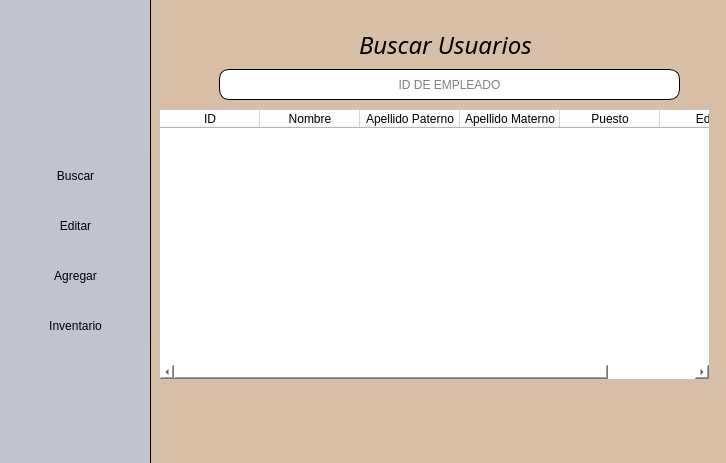
Before: the Qt Designer form RestAu/gerente.ui in DonaldReac/RestaurantProyect, drawn with Qt 5.
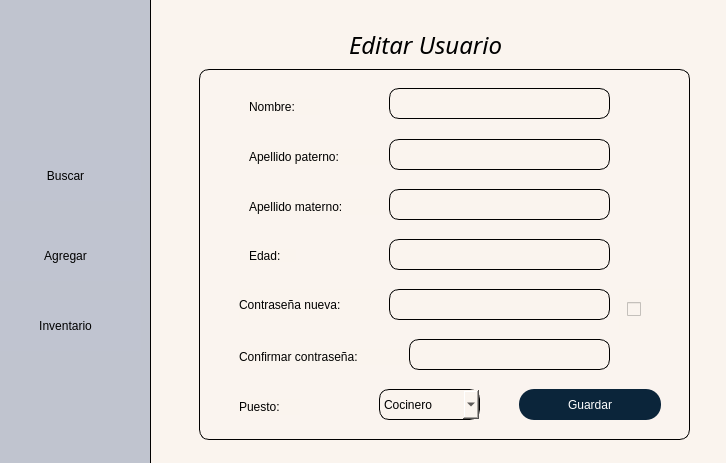
After: the same form once the commit is applied. The open tabs and pages were chosen to show the change. Icons and pictures are not drawn.

The edit to the form file:
```diff
--- a/RestAu/gerente.ui
+++ b/RestAu/gerente.ui
@@ -16,9 +16,9 @@
   <widget class="QStackedWidget" name="stackedWidget">
    <property name="geometry">
     <rect>
-     <x>0</x>
+     <x>-10</x>
      <y>-10</y>
-     <width>151</width>
+     <width>161</width>
      <height>481</height>
     </rect>
    </property>
@@ -53,6 +53,9 @@
        <height>51</height>
       </rect>
      </property>
+     <property name="styleSheet">
+      <string notr="true"/>
+     </property>
      <property name="text">
       <string>Buscar</string>
      </property>
@@ -67,38 +70,18 @@
       </size>
      </property>
     </widget>
-    <widget class="QPushButton" name="Editar">
-     <property name="geometry">
-      <rect>
-       <x>0</x>
-       <y>210</y>
-       <width>151</width>
-       <height>51</height>
-      </rect>
-     </property>
-     <property name="text">
-      <string>Editar</string>
-     </property>
-     <property name="icon">
-      <iconset resource="Img.qrc">
-       <normaloff>:/img/Iconos/editar.png</normaloff>:/img/Iconos/editar.png</iconset>
-     </property>
-     <property name="iconSize">
-      <size>
-       <width>35</width>
-       <height>35</height>
-      </size>
-     </property>
-    </widget>
     <widget class="QPushButton" name="Agregar">
      <property name="geometry">
       <rect>
        <x>0</x>
-       <y>260</y>
+       <y>240</y>
        <width>151</width>
        <height>51</height>
       </rect>
      </property>
+     <property name="styleSheet">
+      <string notr="true"/>
+     </property>
      <property name="text">
       <string>Agregar</string>
      </property>
@@ -178,7 +161,7 @@
     <widget class="QLabel" name="label">
      <property name="geometry">
       <rect>
-       <x>0</x>
+       <x>10</x>
        <y>20</y>
        <width>151</width>
        <height>81</height>
@@ -195,21 +178,28 @@
      </property>
     </widget>
    </widget>
-   <widget class="QWidget" name="page_2"/>
+   <widget class="QWidget" name="page_2">
+    <property name="styleSheet">
+     <string notr="true"/>
+    </property>
+   </widget>
   </widget>
   <widget class="QStackedWidget" name="stackedWidget_2">
    <property name="geometry">
     <rect>
-     <x>149</x>
+     <x>139</x>
      <y>-11</y>
-     <width>581</width>
+     <width>591</width>
      <height>481</height>
     </rect>
    </property>
+   <property name="layoutDirection">
+    <enum>Qt::RightToLeft</enum>
+   </property>
    <property name="styleSheet">
-    <string notr="true">background-color: rgb(255, 255, 255);</string>
+    <string notr="true">background-color: #faf4ee;</string>
    </property>
-   <widget class="QWidget" name="page_3">
+   <widget class="QWidget" name="BuscarUsuario">
     <property name="styleSheet">
      <string notr="true">QPushButton
 {
@@ -223,151 +213,10 @@
 }
 #page_3
 {
-	background-color: rgb(217, 190, 167);
+	background-color: #faf4ee;
 }
 </string>
     </property>
-    <widget class="QTableWidget" name="TablaUsuarios">
-     <property name="geometry">
-      <rect>
-       <x>10</x>
-       <y>120</y>
-       <width>551</width>
-       <height>271</height>
-      </rect>
-     </property>
-     <property name="styleSheet">
-      <string notr="true">background-color: rgb(255, 255, 255);
-
-</string>
-     </property>
-     <column>
-      <property name="text">
-       <string>ID</string>
-      </property>
-      <property name="background">
-       <color>
-        <red>0</red>
-        <green>0</green>
-        <blue>0</blue>
-       </color>
-      </property>
-      <property name="foreground">
-       <brush brushstyle="SolidPattern">
-        <color alpha="255">
-         <red>0</red>
-         <green>0</green>
-         <blue>0</blue>
-        </color>
-       </brush>
-      </property>
-     </column>
-     <column>
-      <property name="text">
-       <string>Nombre</string>
-      </property>
-      <property name="background">
-       <color>
-        <red>0</red>
-        <green>0</green>
-        <blue>0</blue>
-       </color>
-      </property>
-      <property name="foreground">
-       <brush brushstyle="SolidPattern">
-        <color alpha="255">
-         <red>0</red>
-         <green>0</green>
-         <blue>0</blue>
-        </color>
-       </brush>
-      </property>
-     </column>
-     <column>
-      <property name="text">
-       <string>Apellido Paterno</string>
-      </property>
-      <property name="background">
-       <color>
-        <red>0</red>
-        <green>0</green>
-        <blue>0</blue>
-       </color>
-      </property>
-      <property name="foreground">
-       <brush brushstyle="SolidPattern">
-        <color alpha="255">
-         <red>0</red>
-         <green>0</green>
-         <blue>0</blue>
-        </color>
-       </brush>
-      </property>
-     </column>
-     <column>
-      <property name="text">
-       <string>Apellido Materno</string>
-      </property>
-      <property name="background">
-       <color>
-        <red>0</red>
-        <green>0</green>
-        <blue>0</blue>
-       </color>
-      </property>
-      <property name="foreground">
-       <brush brushstyle="SolidPattern">
-        <color alpha="255">
-         <red>0</red>
-         <green>0</green>
-         <blue>0</blue>
-        </color>
-       </brush>
-      </property>
-     </column>
-     <column>
-      <property name="text">
-       <string>Puesto</string>
-      </property>
-      <property name="background">
-       <color>
-        <red>0</red>
-        <green>0</green>
-        <blue>0</blue>
-       </color>
-      </property>
-      <property name="foreground">
-       <brush brushstyle="SolidPattern">
-        <color alpha="255">
-         <red>0</red>
-         <green>0</green>
-         <blue>0</blue>
-        </color>
-       </brush>
-      </property>
-     </column>
-     <column>
-      <property name="text">
-       <string>Edad</string>
-      </property>
-      <property name="background">
-       <color>
-        <red>0</red>
-        <green>0</green>
-        <blue>0</blue>
-       </color>
-      </property>
-      <property name="foreground">
-       <brush brushstyle="SolidPattern">
-        <color alpha="255">
-         <red>0</red>
-         <green>0</green>
-         <blue>0</blue>
-        </color>
-       </brush>
-      </property>
-     </column>
-    </widget>
     <widget class="QLabel" name="label_2">
      <property name="geometry">
       <rect>
@@ -398,7 +247,7 @@
       <rect>
        <x>70</x>
        <y>80</y>
-       <width>461</width>
+       <width>391</width>
        <height>31</height>
       </rect>
      </property>
@@ -438,12 +287,881 @@
       <bool>false</bool>
      </property>
     </widget>
+    <widget class="QPushButton" name="Editar">
+     <property name="geometry">
+      <rect>
+       <x>480</x>
+       <y>60</y>
+       <width>81</width>
+       <height>51</height>
+      </rect>
+     </property>
+     <property name="focusPolicy">
+      <enum>Qt::NoFocus</enum>
+     </property>
+     <property name="styleSheet">
+      <string notr="true">QPushButton{
+background-color: rgba(255, 255, 255, 10);}
+
+QPushButton:Hover{
+	background-color: rgb(223, 138, 19);
+}
+
+QPushButton:focus:pressed{ background-color:white ;
+color: black; }</string>
+     </property>
+     <property name="text">
+      <string/>
+     </property>
+     <property name="icon">
+      <iconset resource="Img.qrc">
+       <normaloff>:/img/Iconos/editar.png</normaloff>:/img/Iconos/editar.png</iconset>
+     </property>
+     <property name="iconSize">
+      <size>
+       <width>35</width>
+       <height>35</height>
+      </size>
+     </property>
+    </widget>
+    <widget class="QTableWidget" name="tableusuario">
+     <property name="enabled">
+      <bool>true</bool>
+     </property>
+     <property name="geometry">
+      <rect>
+       <x>30</x>
+       <y>140</y>
+       <width>541</width>
+       <height>291</height>
+      </rect>
+     </property>
+     <property name="minimumSize">
+      <size>
+       <width>541</width>
+       <height>0</height>
+      </size>
+     </property>
+     <property name="mouseTracking">
+      <bool>true</bool>
+     </property>
+     <property name="contextMenuPolicy">
+      <enum>Qt::DefaultContextMenu</enum>
+     </property>
+     <property name="acceptDrops">
+      <bool>true</bool>
+     </property>
+     <property name="layoutDirection">
+      <enum>Qt::LeftToRight</enum>
+     </property>
+     <property name="styleSheet">
+      <string notr="true">background-color: white;</string>
+     </property>
+     <property name="frameShape">
+      <enum>QFrame::StyledPanel</enum>
+     </property>
+     <attribute name="horizontalHeaderHighlightSections">
+      <bool>true</bool>
+     </attribute>
+     <column>
+      <property name="text">
+       <string notr="true">Id</string>
+      </property>
+     </column>
+     <column>
+      <property name="text">
+       <string>Nombre</string>
+      </property>
+     </column>
+     <column>
+      <property name="text">
+       <string>Apellido paterno</string>
+      </property>
+     </column>
+     <column>
+      <property name="text">
+       <string>Apellido materno</string>
+      </property>
+     </column>
+     <column>
+      <property name="text">
+       <string>Puesto</string>
+      </property>
+     </column>
+     <column>
+      <property name="text">
+       <string>Edad</string>
+      </property>
+     </column>
+    </widget>
     <zorder>label_4</zorder>
-    <zorder>TablaUsuarios</zorder>
     <zorder>label_2</zorder>
     <zorder>lineEdit</zorder>
+    <zorder>Editar</zorder>
+    <zorder>tableusuario</zorder>
    </widget>
-   <widget class="QWidget" name="page_4"/>
+   <widget class="QWidget" name="EditarUsuario">
+    <property name="styleSheet">
+     <string notr="true">QPushButton
+{
+  border:0px solid gray;
+  padding: 0 8px;
+	background-color: rgb(159, 126, 101);
+}
+QPushButton:hover
+{
+	background-color: rgb(223, 138, 19);	
+}
+#page_4
+{
+	background-color: #faf4ee;
+}</string>
+    </property>
+    <widget class="QLabel" name="label_12">
+     <property name="geometry">
+      <rect>
+       <x>210</x>
+       <y>40</y>
+       <width>181</width>
+       <height>31</height>
+      </rect>
+     </property>
+     <property name="font">
+      <font>
+       <family>Caviar Dreams</family>
+       <pointsize>18</pointsize>
+       <weight>50</weight>
+       <italic>true</italic>
+       <bold>false</bold>
+      </font>
+     </property>
+     <property name="styleSheet">
+      <string notr="true">background-color: rgba(255, 255, 255,0);</string>
+     </property>
+     <property name="text">
+      <string>Editar Usuario</string>
+     </property>
+    </widget>
+    <widget class="QLabel" name="label_13">
+     <property name="geometry">
+      <rect>
+       <x>60</x>
+       <y>80</y>
+       <width>491</width>
+       <height>371</height>
+      </rect>
+     </property>
+     <property name="styleSheet">
+      <string notr="true">background-color: rgba(255, 255, 255, 10);
+border: 1px solid; 
+border-radius: 10px;</string>
+     </property>
+     <property name="text">
+      <string/>
+     </property>
+    </widget>
+    <widget class="QLabel" name="label_14">
+     <property name="geometry">
+      <rect>
+       <x>110</x>
+       <y>110</y>
+       <width>71</width>
+       <height>16</height>
+      </rect>
+     </property>
+     <property name="styleSheet">
+      <string notr="true">QLabel{
+font:13pt  &quot;CaviarDreams_BoldItalic&quot;;
+}</string>
+     </property>
+     <property name="text">
+      <string>Nombre:</string>
+     </property>
+    </widget>
+    <widget class="QLabel" name="label_15">
+     <property name="geometry">
+      <rect>
+       <x>110</x>
+       <y>160</y>
+       <width>131</width>
+       <height>16</height>
+      </rect>
+     </property>
+     <property name="styleSheet">
+      <string notr="true">QLabel{
+font:13pt  &quot;CaviarDreams_BoldItalic&quot;;
+}</string>
+     </property>
+     <property name="text">
+      <string>Apellido paterno:</string>
+     </property>
+    </widget>
+    <widget class="QLabel" name="label_16">
+     <property name="geometry">
+      <rect>
+       <x>110</x>
+       <y>210</y>
+       <width>131</width>
+       <height>16</height>
+      </rect>
+     </property>
+     <property name="styleSheet">
+      <string notr="true">QLabel{
+font:13pt  &quot;CaviarDreams_BoldItalic&quot;;
+}</string>
+     </property>
+     <property name="text">
+      <string>Apellido materno:</string>
+     </property>
+    </widget>
+    <widget class="QLabel" name="label_17">
+     <property name="geometry">
+      <rect>
+       <x>110</x>
+       <y>260</y>
+       <width>47</width>
+       <height>13</height>
+      </rect>
+     </property>
+     <property name="styleSheet">
+      <string notr="true">QLabel{
+font:13pt  &quot;CaviarDreams_BoldItalic&quot;;
+}</string>
+     </property>
+     <property name="text">
+      <string>Edad:</string>
+     </property>
+    </widget>
+    <widget class="QComboBox" name="puestou">
+     <property name="geometry">
+      <rect>
+       <x>240</x>
+       <y>400</y>
+       <width>101</width>
+       <height>31</height>
+      </rect>
+     </property>
+     <property name="layoutDirection">
+      <enum>Qt::LeftToRight</enum>
+     </property>
+     <property name="styleSheet">
+      <string notr="true">border: 1px solid; 
+border-radius: 10px;
+font:10pt  &quot;CaviarDreams_Italic&quot;;
+background-color: #faf4ee;
+color:black;</string>
+     </property>
+     <item>
+      <property name="text">
+       <string>Cocinero</string>
+      </property>
+     </item>
+     <item>
+      <property name="text">
+       <string>Mesero</string>
+      </property>
+     </item>
+     <item>
+      <property name="text">
+       <string>Anfitrion</string>
+      </property>
+     </item>
+     <item>
+      <property name="text">
+       <string>Gerente</string>
+      </property>
+     </item>
+    </widget>
+    <widget class="QLabel" name="label_18">
+     <property name="geometry">
+      <rect>
+       <x>100</x>
+       <y>410</y>
+       <width>61</width>
+       <height>16</height>
+      </rect>
+     </property>
+     <property name="styleSheet">
+      <string notr="true">QLabel{
+font:13pt  &quot;CaviarDreams_BoldItalic&quot;;
+}</string>
+     </property>
+     <property name="text">
+      <string>Puesto:</string>
+     </property>
+    </widget>
+    <widget class="QLineEdit" name="nomusuario">
+     <property name="geometry">
+      <rect>
+       <x>250</x>
+       <y>99</y>
+       <width>221</width>
+       <height>31</height>
+      </rect>
+     </property>
+     <property name="styleSheet">
+      <string notr="true">border: 1px solid; 
+border-radius: 10px;
+background-color: #faf4ee;
+color:black;</string>
+     </property>
+    </widget>
+    <widget class="QLineEdit" name="apepaterno">
+     <property name="geometry">
+      <rect>
+       <x>250</x>
+       <y>150</y>
+       <width>221</width>
+       <height>31</height>
+      </rect>
+     </property>
+     <property name="styleSheet">
+      <string notr="true">border: 1px solid; 
+border-radius: 10px;
+background-color: #faf4ee;
+color:black;</string>
+     </property>
+    </widget>
+    <widget class="QLineEdit" name="apematerno">
+     <property name="geometry">
+      <rect>
+       <x>250</x>
+       <y>200</y>
+       <width>221</width>
+       <height>31</height>
+      </rect>
+     </property>
+     <property name="styleSheet">
+      <string notr="true">border: 1px solid; 
+border-radius: 10px;
+background-color: #faf4ee;
+color:black;</string>
+     </property>
+    </widget>
+    <widget class="QLineEdit" name="edadusuario">
+     <property name="geometry">
+      <rect>
+       <x>250</x>
+       <y>250</y>
+       <width>221</width>
+       <height>31</height>
+      </rect>
+     </property>
+     <property name="styleSheet">
+      <string notr="true">border: 1px solid; 
+border-radius: 10px;
+background-color: #faf4ee;
+color:black;</string>
+     </property>
+    </widget>
+    <widget class="QPushButton" name="Guardarcambios">
+     <property name="geometry">
+      <rect>
+       <x>380</x>
+       <y>400</y>
+       <width>142</width>
+       <height>31</height>
+      </rect>
+     </property>
+     <property name="styleSheet">
+      <string notr="true">QPushButton{;
+background-color: #0B253A;
+    border-style: outset;
+    border-radius: 15px;
+    border-color: #0B253A;
+    min-width: 6em;;
+	font: 12pt &quot;Franklin Gothic Book&quot;;
+color:white;
+}
+
+QPushButton:Hover{
+	border: 2px solid rgb(77, 188, 198);
+}
+
+QPushButton:focus:pressed{ background-color:white ;
+color: black; }</string>
+     </property>
+     <property name="text">
+      <string>Guardar</string>
+     </property>
+    </widget>
+    <widget class="QLabel" name="label_19">
+     <property name="geometry">
+      <rect>
+       <x>100</x>
+       <y>300</y>
+       <width>141</width>
+       <height>31</height>
+      </rect>
+     </property>
+     <property name="styleSheet">
+      <string notr="true">QLabel{
+font:13pt  &quot;CaviarDreams_BoldItalic&quot;;
+}</string>
+     </property>
+     <property name="text">
+      <string>Contraseña nueva:</string>
+     </property>
+    </widget>
+    <widget class="QLabel" name="label_20">
+     <property name="geometry">
+      <rect>
+       <x>100</x>
+       <y>360</y>
+       <width>171</width>
+       <height>16</height>
+      </rect>
+     </property>
+     <property name="styleSheet">
+      <string notr="true">QLabel{
+font:13pt  &quot;CaviarDreams_BoldItalic&quot;;
+}</string>
+     </property>
+     <property name="text">
+      <string>Confirmar contraseña:</string>
+     </property>
+    </widget>
+    <widget class="QLineEdit" name="contrasenia1">
+     <property name="geometry">
+      <rect>
+       <x>250</x>
+       <y>300</y>
+       <width>221</width>
+       <height>31</height>
+      </rect>
+     </property>
+     <property name="styleSheet">
+      <string notr="true">border: 1px solid; 
+border-radius: 10px;
+background-color: #faf4ee;
+color:black;</string>
+     </property>
+     <property name="echoMode">
+      <enum>QLineEdit::Password</enum>
+     </property>
+    </widget>
+    <widget class="QLineEdit" name="contrasenia2">
+     <property name="geometry">
+      <rect>
+       <x>270</x>
+       <y>350</y>
+       <width>201</width>
+       <height>31</height>
+      </rect>
+     </property>
+     <property name="styleSheet">
+      <string notr="true">border: 1px solid; 
+border-radius: 10px;
+background-color: #faf4ee;
+color:black;</string>
+     </property>
+     <property name="echoMode">
+      <enum>QLineEdit::Password</enum>
+     </property>
+    </widget>
+    <widget class="QCheckBox" name="vercontra">
+     <property name="geometry">
+      <rect>
+       <x>480</x>
+       <y>300</y>
+       <width>61</width>
+       <height>41</height>
+      </rect>
+     </property>
+     <property name="layoutDirection">
+      <enum>Qt::LeftToRight</enum>
+     </property>
+     <property name="styleSheet">
+      <string notr="true">  padding: 0 8px;</string>
+     </property>
+     <property name="text">
+      <string/>
+     </property>
+     <property name="icon">
+      <iconset resource="Img.qrc">
+       <normaloff>:/img/Iconos/ojo.png</normaloff>:/img/Iconos/ojo.png</iconset>
+     </property>
+    </widget>
+    <widget class="QLabel" name="label_21">
+     <property name="geometry">
+      <rect>
+       <x>320</x>
+       <y>10</y>
+       <width>271</width>
+       <height>111</height>
+      </rect>
+     </property>
+     <property name="focusPolicy">
+      <enum>Qt::NoFocus</enum>
+     </property>
+     <property name="contextMenuPolicy">
+      <enum>Qt::DefaultContextMenu</enum>
+     </property>
+     <property name="layoutDirection">
+      <enum>Qt::RightToLeft</enum>
+     </property>
+     <property name="frameShape">
+      <enum>QFrame::NoFrame</enum>
+     </property>
+     <property name="frameShadow">
+      <enum>QFrame::Plain</enum>
+     </property>
+     <property name="text">
+      <string/>
+     </property>
+     <property name="textFormat">
+      <enum>Qt::AutoText</enum>
+     </property>
+     <property name="pixmap">
+      <pixmap resource="Img.qrc">:/img/Iconos/tostadas-francesas-canela.png</pixmap>
+     </property>
+     <property name="scaledContents">
+      <bool>true</bool>
+     </property>
+     <property name="wordWrap">
+      <bool>false</bool>
+     </property>
+    </widget>
+    <zorder>label_21</zorder>
+    <zorder>label_12</zorder>
+    <zorder>label_13</zorder>
+    <zorder>label_14</zorder>
+    <zorder>label_15</zorder>
+    <zorder>label_16</zorder>
+    <zorder>label_17</zorder>
+    <zorder>puestou</zorder>
+    <zorder>label_18</zorder>
+    <zorder>nomusuario</zorder>
+    <zorder>apepaterno</zorder>
+    <zorder>apematerno</zorder>
+    <zorder>edadusuario</zorder>
+    <zorder>Guardarcambios</zorder>
+    <zorder>label_19</zorder>
+    <zorder>label_20</zorder>
+    <zorder>contrasenia1</zorder>
+    <zorder>contrasenia2</zorder>
+    <zorder>vercontra</zorder>
+   </widget>
+   <widget class="QWidget" name="AgregarUsuario">
+    <property name="styleSheet">
+     <string notr="true">QPushButton
+{
+  border:0px solid gray;
+  padding: 0 8px;
+	background-color: rgb(159, 126, 101);
+}
+QPushButton:hover
+{
+	background-color: rgb(223, 138, 19);	
+}
+#page_5
+{
+	background-color: #faf4ee;
+}</string>
+    </property>
+    <widget class="QLabel" name="label_5">
+     <property name="geometry">
+      <rect>
+       <x>200</x>
+       <y>40</y>
+       <width>181</width>
+       <height>31</height>
+      </rect>
+     </property>
+     <property name="font">
+      <font>
+       <family>Caviar Dreams</family>
+       <pointsize>18</pointsize>
+       <weight>50</weight>
+       <italic>true</italic>
+       <bold>false</bold>
+      </font>
+     </property>
+     <property name="styleSheet">
+      <string notr="true">background-color: rgba(255, 255, 255,0);</string>
+     </property>
+     <property name="text">
+      <string>Agregar Usuario</string>
+     </property>
+    </widget>
+    <widget class="QLabel" name="label_10">
+     <property name="geometry">
+      <rect>
+       <x>360</x>
+       <y>290</y>
+       <width>251</width>
+       <height>221</height>
+      </rect>
+     </property>
+     <property name="text">
+      <string/>
+     </property>
+     <property name="pixmap">
+      <pixmap resource="Img.qrc">:/img/Iconos/pan.png</pixmap>
+     </property>
+     <property name="scaledContents">
+      <bool>true</bool>
+     </property>
+    </widget>
+    <widget class="QLabel" name="label_3">
+     <property name="geometry">
+      <rect>
+       <x>30</x>
+       <y>80</y>
+       <width>521</width>
+       <height>331</height>
+      </rect>
+     </property>
+     <property name="styleSheet">
+      <string notr="true">background-color: rgba(255, 255, 255, 10);
+border: 1px solid; 
+border-radius: 10px;</string>
+     </property>
+     <property name="text">
+      <string/>
+     </property>
+    </widget>
+    <widget class="QLineEdit" name="edad">
+     <property name="geometry">
+      <rect>
+       <x>230</x>
+       <y>260</y>
+       <width>281</width>
+       <height>31</height>
+      </rect>
+     </property>
+     <property name="styleSheet">
+      <string notr="true">border: 1px solid; 
+border-radius: 10px;
+background-color: #faf4ee;
+color:black;</string>
+     </property>
+    </widget>
+    <widget class="QPushButton" name="agregarusuario">
+     <property name="geometry">
+      <rect>
+       <x>240</x>
+       <y>360</y>
+       <width>142</width>
+       <height>31</height>
+      </rect>
+     </property>
+     <property name="styleSheet">
+      <string notr="true">QPushButton{;
+background-color: #0B253A;
+    border-style: outset;
+    border-radius: 15px;
+    border-color: #0B253A;
+    min-width: 6em;;
+	font: 12pt &quot;Franklin Gothic Book&quot;;
+color:white;
+}
+
+QPushButton:Hover{
+	border: 2px solid rgb(77, 188, 198);
+}
+
+QPushButton:focus:pressed{ background-color:white ;
+color: black; }
+</string>
+     </property>
+     <property name="text">
+      <string>Agregar</string>
+     </property>
+    </widget>
+    <widget class="QLineEdit" name="nombreusuario">
+     <property name="geometry">
+      <rect>
+       <x>230</x>
+       <y>110</y>
+       <width>281</width>
+       <height>31</height>
+      </rect>
+     </property>
+     <property name="styleSheet">
+      <string notr="true">border: 1px solid; 
+border-radius: 10px;
+background-color: #faf4ee;
+color:black;</string>
+     </property>
+    </widget>
+    <widget class="QLabel" name="label_8">
+     <property name="geometry">
+      <rect>
+       <x>90</x>
+       <y>260</y>
+       <width>51</width>
+       <height>21</height>
+      </rect>
+     </property>
+     <property name="styleSheet">
+      <string notr="true">QLabel{
+font:13pt  &quot;CaviarDreams_BoldItalic&quot;;
+}</string>
+     </property>
+     <property name="text">
+      <string>Edad:</string>
+     </property>
+    </widget>
+    <widget class="QComboBox" name="puestousuario">
+     <property name="geometry">
+      <rect>
+       <x>230</x>
+       <y>310</y>
+       <width>141</width>
+       <height>31</height>
+      </rect>
+     </property>
+     <property name="layoutDirection">
+      <enum>Qt::LeftToRight</enum>
+     </property>
+     <property name="styleSheet">
+      <string notr="true">border: 1px solid; 
+border-radius: 10px;
+font:10pt  &quot;CaviarDreams_Italic&quot;;
+background-color: #faf4ee;
+color:black;</string>
+     </property>
+     <item>
+      <property name="text">
+       <string>Cocinero</string>
+      </property>
+     </item>
+     <item>
+      <property name="text">
+       <string>Gerente</string>
+      </property>
+     </item>
+     <item>
+      <property name="text">
+       <string>Anfitrion</string>
+      </property>
+     </item>
+     <item>
+      <property name="text">
+       <string>Mesero</string>
+      </property>
+     </item>
+    </widget>
+    <widget class="QLabel" name="label_9">
+     <property name="geometry">
+      <rect>
+       <x>90</x>
+       <y>310</y>
+       <width>61</width>
+       <height>21</height>
+      </rect>
+     </property>
+     <property name="styleSheet">
+      <string notr="true">QLabel{
+font:13pt  &quot;CaviarDreams_BoldItalic&quot;;
+}</string>
+     </property>
+     <property name="text">
+      <string>Puesto:</string>
+     </property>
+    </widget>
+    <widget class="QLineEdit" name="apellidop">
+     <property name="geometry">
+      <rect>
+       <x>230</x>
+       <y>159</y>
+       <width>281</width>
+       <height>31</height>
+      </rect>
+     </property>
+     <property name="styleSheet">
+      <string notr="true">border: 1px solid; 
+border-radius: 10px;
+background-color: #faf4ee;
+color:black;</string>
+     </property>
+    </widget>
+    <widget class="QLabel" name="label_6">
+     <property name="geometry">
+      <rect>
+       <x>90</x>
+       <y>160</y>
+       <width>131</width>
+       <height>21</height>
+      </rect>
+     </property>
+     <property name="styleSheet">
+      <string notr="true">QLabel{
+font:13pt  &quot;CaviarDreams_BoldItalic&quot;;
+}</string>
+     </property>
+     <property name="text">
+      <string>Apellido paterno:</string>
+     </property>
+    </widget>
+    <widget class="QLineEdit" name="apellidom">
+     <property name="geometry">
+      <rect>
+       <x>230</x>
+       <y>210</y>
+       <width>281</width>
+       <height>31</height>
+      </rect>
+     </property>
+     <property name="styleSheet">
+      <string notr="true">border: 1px solid; 
+border-radius: 10px;
+background-color: #faf4ee;
+color:black;</string>
+     </property>
+    </widget>
+    <widget class="QLabel" name="label_7">
+     <property name="geometry">
+      <rect>
+       <x>90</x>
+       <y>111</y>
+       <width>91</width>
+       <height>21</height>
+      </rect>
+     </property>
+     <property name="styleSheet">
+      <string notr="true">QLabel{
+font:13pt  &quot;CaviarDreams_BoldItalic&quot;;
+}</string>
+     </property>
+     <property name="text">
+      <string>Nombre:</string>
+     </property>
+    </widget>
+    <widget class="QLabel" name="label_11">
+     <property name="geometry">
+      <rect>
+       <x>90</x>
+       <y>210</y>
+       <width>131</width>
+       <height>21</height>
+      </rect>
+     </property>
+     <property name="styleSheet">
+      <string notr="true">QLabel{
+font:13pt  &quot;CaviarDreams_BoldItalic&quot;;
+}</string>
+     </property>
+     <property name="text">
+      <string>Apellido materno:</string>
+     </property>
+    </widget>
+    <zorder>label_10</zorder>
+    <zorder>label_5</zorder>
+    <zorder>label_3</zorder>
+    <zorder>edad</zorder>
+    <zorder>agregarusuario</zorder>
+    <zorder>nombreusuario</zorder>
+    <zorder>label_8</zorder>
+    <zorder>puestousuario</zorder>
+    <zorder>label_9</zorder>
+    <zorder>apellidop</zorder>
+    <zorder>label_6</zorder>
+    <zorder>apellidom</zorder>
+    <zorder>label_7</zorder>
+    <zorder>label_11</zorder>
+   </widget>
   </widget>
   <zorder>stackedWidget_2</zorder>
   <zorder>stackedWidget</zorder>
```
